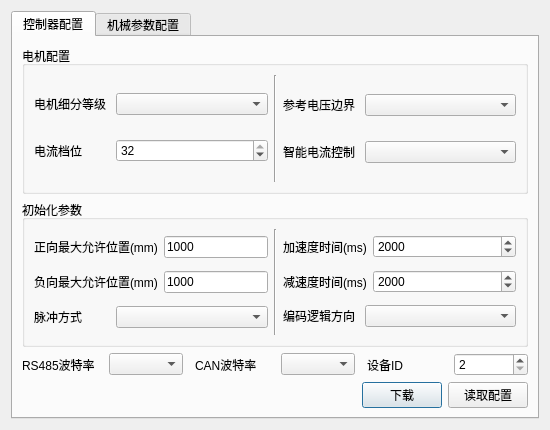
Old version of the form src/configdialog.ui in the repository eeyoo/step-servo-tuner.
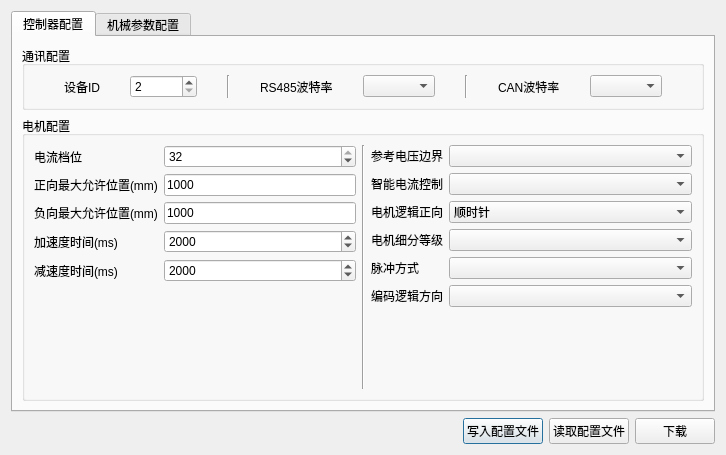
New version of the form.

Diff of the .ui file:
```diff
--- a/src/configdialog.ui
+++ b/src/configdialog.ui
@@ -6,8 +6,8 @@
    <rect>
     <x>0</x>
     <y>0</y>
-    <width>550</width>
-    <height>430</height>
+    <width>697</width>
+    <height>455</height>
    </rect>
   </property>
   <property name="windowTitle">
@@ -23,29 +23,66 @@
       <attribute name="title">
        <string>控制器配置</string>
       </attribute>
-      <layout class="QVBoxLayout" name="verticalLayout_2">
+      <layout class="QVBoxLayout" name="verticalLayout_3">
        <item>
-        <widget class="QGroupBox" name="groupBoxServo">
-         <property name="title">
-          <string>电机配置</string>
-         </property>
-         <layout class="QHBoxLayout" name="horizontalLayout_2">
-          <item>
-           <layout class="QVBoxLayout" name="verticalLayout_4">
+        <layout class="QVBoxLayout" name="verticalLayout_2" stretch="0,1">
+         <item>
+          <widget class="QGroupBox" name="groupBox">
+           <property name="title">
+            <string>通讯配置</string>
+           </property>
+           <layout class="QHBoxLayout" name="horizontalLayout_5">
+            <property name="spacing">
+             <number>30</number>
+            </property>
             <item>
-             <layout class="QHBoxLayout" name="horizontalLayout_7" stretch="1,2">
+             <layout class="QHBoxLayout" name="horizontalLayout_2">
+              <property name="leftMargin">
+               <number>30</number>
+              </property>
               <item>
-               <widget class="QLabel" name="label_4">
+               <widget class="QLabel" name="label_9">
+                <property name="text">
+                 <string>设备ID</string>
+                </property>
+               </widget>
+              </item>
+              <item>
+               <widget class="QSpinBox" name="deviceID">
                 <property name="statusTip">
+                 <string>分为1至32等级</string>
+                </property>
+                <property name="minimum">
+                 <number>2</number>
+                </property>
+                <property name="maximum">
+                 <number>100000</number>
+                </property>
+               </widget>
+              </item>
+             </layout>
+            </item>
+            <item>
+             <widget class="Line" name="line_2">
+              <property name="orientation">
+               <enum>Qt::Vertical</enum>
+              </property>
+             </widget>
+            </item>
+            <item>
+             <layout class="QHBoxLayout" name="horizontalLayout_3">
+              <item>
+               <widget class="QLabel" name="label_7">
+                <property name="statusTip">
                  <string>1, 2, 4, 8, 16, 32, 64, 128, 256</string>
                 </property>
                 <property name="text">
-                 <string>电机细分等级</string>
+                 <string>RS485波特率</string>
                 </property>
                </widget>
               </item>
               <item>
-               <widget class="QComboBox" name="motorLevel">
+               <widget class="QComboBox" name="rs485Baud">
                 <property name="toolTip">
                  <string/>
                 </property>
@@ -66,15 +103,67 @@
              </layout>
             </item>
             <item>
-             <layout class="QHBoxLayout" name="horizontalLayout_8" stretch="1,2">
+             <widget class="Line" name="line_3">
+              <property name="orientation">
+               <enum>Qt::Vertical</enum>
+              </property>
+             </widget>
+            </item>
+            <item>
+             <layout class="QHBoxLayout" name="horizontalLayout_4">
+              <property name="rightMargin">
+               <number>30</number>
+              </property>
               <item>
+               <widget class="QLabel" name="label_8">
+                <property name="statusTip">
+                 <string>1, 2, 4, 8, 16, 32, 64, 128, 256</string>
+                </property>
+                <property name="text">
+                 <string>CAN波特率</string>
+                </property>
+               </widget>
+              </item>
+              <item>
+               <widget class="QComboBox" name="canBaud">
+                <property name="toolTip">
+                 <string/>
+                </property>
+                <property name="statusTip">
+                 <string>细分等级分别为1, 2, 4, 8, 16, 32, 64, 128, 256</string>
+                </property>
+                <property name="editable">
+                 <bool>false</bool>
+                </property>
+                <property name="currentText">
+                 <string/>
+                </property>
+                <property name="maxVisibleItems">
+                 <number>5</number>
+                </property>
+               </widget>
+              </item>
+             </layout>
+            </item>
+           </layout>
+          </widget>
+         </item>
+         <item>
+          <widget class="QGroupBox" name="groupBoxServo">
+           <property name="title">
+            <string>电机配置</string>
+           </property>
+           <layout class="QHBoxLayout" name="horizontalLayout" stretch="1,0,1">
+            <item>
+             <layout class="QFormLayout" name="formLayout">
+              <item row="0" column="0">
                <widget class="QLabel" name="label_5">
                 <property name="text">
                  <string>电流档位</string>
                 </property>
                </widget>
               </item>
-              <item>
+              <item row="0" column="1">
                <widget class="QSpinBox" name="elecGrade">
                 <property name="statusTip">
                  <string>分为1至32等级</string>
@@ -90,166 +179,42 @@
                 </property>
                </widget>
               </item>
-             </layout>
-            </item>
-           </layout>
-          </item>
-          <item>
-           <widget class="Line" name="line">
-            <property name="orientation">
-             <enum>Qt::Vertical</enum>
-            </property>
-           </widget>
-          </item>
-          <item>
-           <layout class="QVBoxLayout" name="verticalLayout_5">
-            <item>
-             <layout class="QHBoxLayout" name="horizontalLayout_4" stretch="1,2">
-              <item>
-               <widget class="QLabel" name="label">
-                <property name="text">
-                 <string>参考电压边界</string>
-                </property>
-               </widget>
-              </item>
-              <item>
-               <widget class="QComboBox" name="volLevel">
-                <property name="toolTip">
-                 <string/>
-                </property>
-                <property name="statusTip">
-                 <string/>
-                </property>
-                <property name="editable">
-                 <bool>false</bool>
-                </property>
-                <property name="currentText">
-                 <string/>
-                </property>
-                <property name="maxVisibleItems">
-                 <number>2</number>
-                </property>
-               </widget>
-              </item>
-             </layout>
-            </item>
-            <item>
-             <layout class="QHBoxLayout" name="horizontalLayout_5" stretch="1,2">
-              <property name="spacing">
-               <number>6</number>
-              </property>
-              <item>
-               <widget class="QLabel" name="label_2">
-                <property name="text">
-                 <string>智能电流控制</string>
-                </property>
-               </widget>
-              </item>
-              <item>
-               <widget class="QComboBox" name="elecContrl">
-                <property name="toolTip">
-                 <string/>
-                </property>
-                <property name="statusTip">
-                 <string/>
-                </property>
-                <property name="editable">
-                 <bool>false</bool>
-                </property>
-                <property name="currentText">
-                 <string/>
-                </property>
-                <property name="maxVisibleItems">
-                 <number>2</number>
-                </property>
-               </widget>
-              </item>
-             </layout>
-            </item>
-           </layout>
-          </item>
-         </layout>
-        </widget>
-       </item>
-       <item>
-        <widget class="QGroupBox" name="groupBoxSpeed">
-         <property name="title">
-          <string>初始化参数</string>
-         </property>
-         <layout class="QHBoxLayout" name="horizontalLayout_9" stretch="1,0,1">
-          <item>
-           <layout class="QVBoxLayout" name="verticalLayout_11">
-            <item>
-             <layout class="QHBoxLayout" name="horizontalLayout_6">
-              <item>
+              <item row="1" column="0">
                <widget class="QLabel" name="label_3">
                 <property name="text">
                  <string>正向最大允许位置(mm)</string>
                 </property>
                </widget>
               </item>
-              <item>
+              <item row="1" column="1">
                <widget class="QLineEdit" name="maximumPositive">
                 <property name="text">
                  <string>1000</string>
                 </property>
                </widget>
               </item>
-             </layout>
-            </item>
-            <item>
-             <layout class="QHBoxLayout" name="horizontalLayout_26" stretch="0,0">
-              <item>
+              <item row="2" column="0">
                <widget class="QLabel" name="label_16">
                 <property name="text">
                  <string>负向最大允许位置(mm)</string>
                 </property>
                </widget>
               </item>
-              <item>
+              <item row="2" column="1">
                <widget class="QLineEdit" name="maximumNegative">
                 <property name="text">
                  <string>1000</string>
                 </property>
                </widget>
               </item>
-             </layout>
-            </item>
-            <item>
-             <layout class="QHBoxLayout" name="horizontalLayout_27" stretch="1,2">
-              <item>
-               <widget class="QLabel" name="label_6">
-                <property name="text">
-                 <string>脉冲方式</string>
-                </property>
-               </widget>
-              </item>
-              <item>
-               <widget class="QComboBox" name="plusType"/>
-              </item>
-             </layout>
-            </item>
-           </layout>
-          </item>
-          <item>
-           <widget class="Line" name="line_2">
-            <property name="orientation">
-             <enum>Qt::Vertical</enum>
-            </property>
-           </widget>
-          </item>
-          <item>
-           <layout class="QVBoxLayout" name="verticalLayout_10">
-            <item>
-             <layout class="QHBoxLayout" name="horizontalLayout_28" stretch="0,1">
-              <item>
+              <item row="3" column="0">
                <widget class="QLabel" name="label_18">
                 <property name="text">
                  <string>加速度时间(ms)</string>
                 </property>
                </widget>
               </item>
-              <item>
+              <item row="3" column="1">
                <widget class="QSpinBox" name="servoAccTime">
                 <property name="statusTip">
                  <string>1-99</string>
@@ -262,18 +227,14 @@
                 </property>
                </widget>
               </item>
-             </layout>
-            </item>
-            <item>
-             <layout class="QHBoxLayout" name="horizontalLayout_29" stretch="0,1">
-              <item>
+              <item row="4" column="0">
                <widget class="QLabel" name="label_19">
                 <property name="text">
                  <string>减速度时间(ms)</string>
                 </property>
                </widget>
               </item>
-              <item>
+              <item row="4" column="1">
                <widget class="QSpinBox" name="servoDecTime">
                 <property name="statusTip">
                  <string>1-99</string>
@@ -289,148 +250,154 @@
              </layout>
             </item>
             <item>
-             <layout class="QHBoxLayout" name="horizontalLayout_33" stretch="1,2">
-              <item>
+             <widget class="Line" name="line">
+              <property name="orientation">
+               <enum>Qt::Vertical</enum>
+              </property>
+             </widget>
+            </item>
+            <item>
+             <layout class="QFormLayout" name="formLayout_2">
+              <item row="0" column="0">
+               <widget class="QLabel" name="label">
+                <property name="text">
+                 <string>参考电压边界</string>
+                </property>
+               </widget>
+              </item>
+              <item row="0" column="1">
+               <widget class="QComboBox" name="volLevel">
+                <property name="toolTip">
+                 <string/>
+                </property>
+                <property name="statusTip">
+                 <string/>
+                </property>
+                <property name="editable">
+                 <bool>false</bool>
+                </property>
+                <property name="currentText">
+                 <string/>
+                </property>
+                <property name="maxVisibleItems">
+                 <number>2</number>
+                </property>
+               </widget>
+              </item>
+              <item row="1" column="0">
+               <widget class="QLabel" name="label_2">
+                <property name="text">
+                 <string>智能电流控制</string>
+                </property>
+               </widget>
+              </item>
+              <item row="1" column="1">
+               <widget class="QComboBox" name="elecContrl">
+                <property name="toolTip">
+                 <string/>
+                </property>
+                <property name="statusTip">
+                 <string/>
+                </property>
+                <property name="editable">
+                 <bool>false</bool>
+                </property>
+                <property name="currentText">
+                 <string/>
+                </property>
+                <property name="maxVisibleItems">
+                 <number>2</number>
+                </property>
+               </widget>
+              </item>
+              <item row="2" column="0">
+               <widget class="QLabel" name="label_13">
+                <property name="text">
+                 <string>电机逻辑正向</string>
+                </property>
+               </widget>
+              </item>
+              <item row="2" column="1">
+               <widget class="QComboBox" name="motorDirect">
+                <property name="toolTip">
+                 <string/>
+                </property>
+                <property name="statusTip">
+                 <string/>
+                </property>
+                <property name="editable">
+                 <bool>false</bool>
+                </property>
+                <property name="currentText">
+                 <string>顺时针</string>
+                </property>
+                <property name="maxVisibleItems">
+                 <number>2</number>
+                </property>
+                <item>
+                 <property name="text">
+                  <string>顺时针</string>
+                 </property>
+                </item>
+                <item>
+                 <property name="text">
+                  <string>逆时针</string>
+                 </property>
+                </item>
+               </widget>
+              </item>
+              <item row="3" column="0">
+               <widget class="QLabel" name="label_4">
+                <property name="statusTip">
+                 <string>1, 2, 4, 8, 16, 32, 64, 128, 256</string>
+                </property>
+                <property name="text">
+                 <string>电机细分等级</string>
+                </property>
+               </widget>
+              </item>
+              <item row="3" column="1">
+               <widget class="QComboBox" name="motorLevel">
+                <property name="toolTip">
+                 <string/>
+                </property>
+                <property name="statusTip">
+                 <string>细分等级分别为1, 2, 4, 8, 16, 32, 64, 128, 256</string>
+                </property>
+                <property name="editable">
+                 <bool>false</bool>
+                </property>
+                <property name="currentText">
+                 <string/>
+                </property>
+                <property name="maxVisibleItems">
+                 <number>5</number>
+                </property>
+               </widget>
+              </item>
+              <item row="4" column="0">
+               <widget class="QLabel" name="label_6">
+                <property name="text">
+                 <string>脉冲方式</string>
+                </property>
+               </widget>
+              </item>
+              <item row="4" column="1">
+               <widget class="QComboBox" name="plusType"/>
+              </item>
+              <item row="5" column="0">
                <widget class="QLabel" name="label_23">
                 <property name="text">
                  <string>编码逻辑方向</string>
                 </property>
                </widget>
               </item>
-              <item>
+              <item row="5" column="1">
                <widget class="QComboBox" name="codeLogicDirect"/>
               </item>
              </layout>
             </item>
            </layout>
-          </item>
-         </layout>
-        </widget>
-       </item>
-       <item>
-        <layout class="QHBoxLayout" name="horizontalLayout_12">
-         <property name="spacing">
-          <number>12</number>
-         </property>
-         <item>
-          <layout class="QHBoxLayout" name="horizontalLayout_11">
-           <item>
-            <widget class="QLabel" name="label_7">
-             <property name="statusTip">
-              <string>1, 2, 4, 8, 16, 32, 64, 128, 256</string>
-             </property>
-             <property name="text">
-              <string>RS485波特率</string>
-             </property>
-            </widget>
-           </item>
-           <item>
-            <widget class="QComboBox" name="rs485Baud">
-             <property name="toolTip">
-              <string/>
-             </property>
-             <property name="statusTip">
-              <string>细分等级分别为1, 2, 4, 8, 16, 32, 64, 128, 256</string>
-             </property>
-             <property name="editable">
-              <bool>false</bool>
-             </property>
-             <property name="currentText">
-              <string/>
-             </property>
-             <property name="maxVisibleItems">
-              <number>5</number>
-             </property>
-            </widget>
-           </item>
-          </layout>
-         </item>
-         <item>
-          <layout class="QHBoxLayout" name="horizontalLayout_10">
-           <item>
-            <widget class="QLabel" name="label_8">
-             <property name="statusTip">
-              <string>1, 2, 4, 8, 16, 32, 64, 128, 256</string>
-             </property>
-             <property name="text">
-              <string>CAN波特率</string>
-             </property>
-            </widget>
-           </item>
-           <item>
-            <widget class="QComboBox" name="canBaud">
-             <property name="toolTip">
-              <string/>
-             </property>
-             <property name="statusTip">
-              <string>细分等级分别为1, 2, 4, 8, 16, 32, 64, 128, 256</string>
-             </property>
-             <property name="editable">
-              <bool>false</bool>
-             </property>
-             <property name="currentText">
-              <string/>
-             </property>
-             <property name="maxVisibleItems">
-              <number>5</number>
-             </property>
-            </widget>
-           </item>
-          </layout>
-         </item>
-         <item>
-          <layout class="QHBoxLayout" name="horizontalLayout_3" stretch="0,0">
-           <item>
-            <widget class="QLabel" name="label_9">
-             <property name="text">
-              <string>设备ID</string>
-             </property>
-            </widget>
-           </item>
-           <item>
-            <widget class="QSpinBox" name="deviceID">
-             <property name="statusTip">
-              <string>分为1至32等级</string>
-             </property>
-             <property name="minimum">
-              <number>2</number>
-             </property>
-             <property name="maximum">
-              <number>100000</number>
-             </property>
-            </widget>
-           </item>
-          </layout>
-         </item>
-        </layout>
-       </item>
-       <item>
-        <layout class="QHBoxLayout" name="horizontalLayout">
-         <item>
-          <spacer name="horizontalSpacer">
-           <property name="orientation">
-            <enum>Qt::Horizontal</enum>
-           </property>
-           <property name="sizeHint" stdset="0">
-            <size>
-             <width>40</width>
-             <height>20</height>
-            </size>
-           </property>
-          </spacer>
-         </item>
-         <item>
-          <widget class="QPushButton" name="pushBtn">
-           <property name="text">
-            <string>下载</string>
-           </property>
-          </widget>
-         </item>
-         <item>
-          <widget class="QPushButton" name="pullBtn">
-           <property name="text">
-            <string>读取配置</string>
-           </property>
           </widget>
          </item>
         </layout>
@@ -519,35 +486,47 @@
         </item>
        </layout>
       </widget>
-      <widget class="QWidget" name="layoutWidget">
-       <property name="geometry">
-        <rect>
-         <x>310</x>
-         <y>350</y>
-         <width>201</width>
-         <height>25</height>
-        </rect>
-       </property>
-       <layout class="QHBoxLayout" name="horizontalLayout_16">
-        <item>
-         <widget class="QPushButton" name="write2file">
-          <property name="text">
-           <string>写入配置文件</string>
-          </property>
-         </widget>
-        </item>
-        <item>
-         <widget class="QPushButton" name="read4file">
-          <property name="text">
-           <string>读取配置文件</string>
-          </property>
-         </widget>
-        </item>
-       </layout>
-      </widget>
      </widget>
     </widget>
    </item>
+   <item>
+    <layout class="QHBoxLayout" name="horizontalLayout_16">
+     <item>
+      <spacer name="horizontalSpacer">
+       <property name="orientation">
+        <enum>Qt::Horizontal</enum>
+       </property>
+       <property name="sizeHint" stdset="0">
+        <size>
+         <width>40</width>
+         <height>20</height>
+        </size>
+       </property>
+      </spacer>
+     </item>
+     <item>
+      <widget class="QPushButton" name="saveConfigBtn">
+       <property name="text">
+        <string>写入配置文件</string>
+       </property>
+      </widget>
+     </item>
+     <item>
+      <widget class="QPushButton" name="readConfigBtn">
+       <property name="text">
+        <string>读取配置文件</string>
+       </property>
+      </widget>
+     </item>
+     <item>
+      <widget class="QPushButton" name="writeConfigBtn">
+       <property name="text">
+        <string>下载</string>
+       </property>
+      </widget>
+     </item>
+    </layout>
+   </item>
   </layout>
  </widget>
  <resources/>
```
